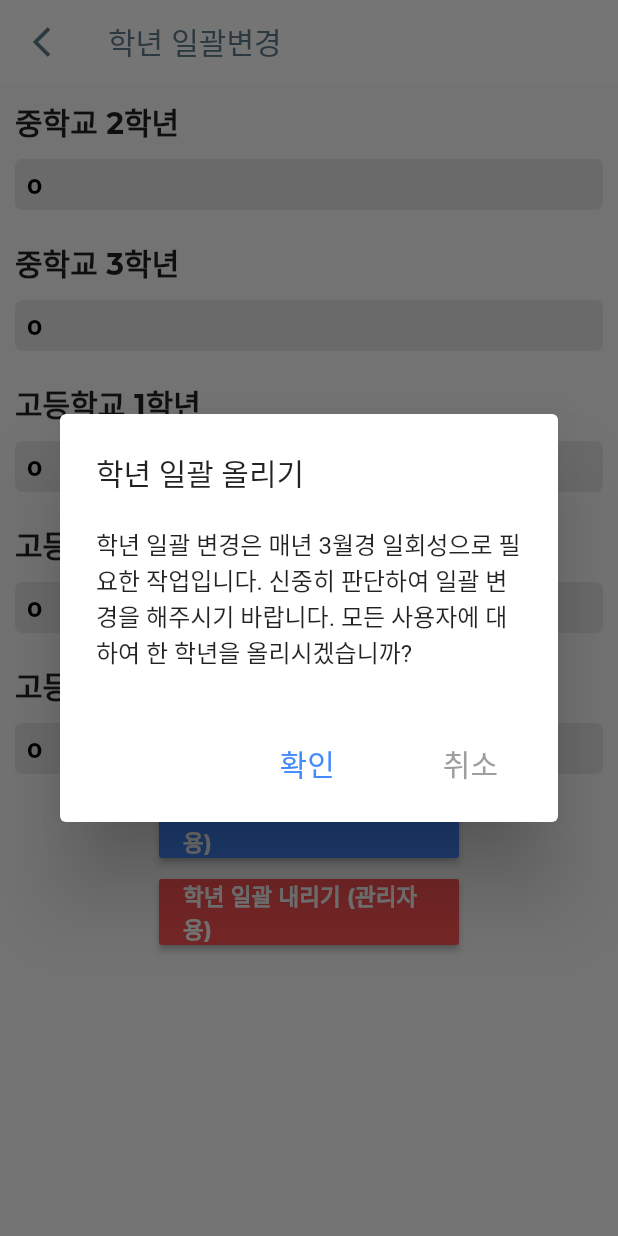
After one commit to kyungsnim/input_data_to_excel, a Flutter app: the SettingUserGradeInfoPage screen opened directly, after a tap on "학년 일괄 올리기 (관리자용)", on a phone screen of 412 x 824 dp. The commit adds this screen. Run offline on Flutter 3.47's test engine with Material 2 defaults, Android fonts, the phone set to English and light mode, and no system bars; our stand-ins replace cloud_firestore, csv, firebase_auth, firebase_core, firebase_storage, google_fonts and 4 more; missing offline and left inert: apple_sign_in, firebase_helpers, flutter_mailer; accounts and stored records are empty; Roboto replaces fonts that are missing (Godo).

Commit message:
### - 일괄로 학년 변경(일괄 올리기, 일괄 내리기)기능 추가 (매년 3월경 학년 변경 필요)

```diff
--- a/lib/res/database.dart
+++ b/lib/res/database.dart
@@ -88,6 +88,36 @@ class DatabaseService {
         .orderBy('level')
         .snapshots();
   }
+  // 모든 학년 유저 목록 가져오기
+  getUserGradeList() async {
+    return await userReference.get();
+  }
+
+  // 중학교 2학년 유저 목록 가져오기
+  getJ2List() async {
+    return userReference.where('grade', isEqualTo: '중학교 2학년')
+        .get();
+  }
+  // 중학교 3학년 유저 목록 가져오기
+  getJ3List() async {
+    return userReference.where('grade', isEqualTo: '중학교 3학년')
+        .get();
+  }
+  // 고등학교 1학년 유저 목록 가져오기
+  getG1List() async {
+    return userReference.where('grade', isEqualTo: '고등학교 1학년')
+        .get();
+  }
+  // 고등학교 2학년 유저 목록 가져오기
+  getG2List() async {
+    return userReference.where('grade', isEqualTo: '고등학교 2학년')
+        .get();
+  }
+  // 고등학교 3학년 유저 목록 가져오기
+  getG3List() async {
+    return userReference.where('grade', isEqualTo: '고등학교 3학년')
+        .get();
+  }
 
   // 승인안된 유저목록 가져오기
   getUserInfoListByNotValidate() async {
--- a/lib/views/HomePage.dart
+++ b/lib/views/HomePage.dart
@@ -14,6 +14,8 @@ import 'MyInfoPage.dart';
 final userReference =
     FirebaseFirestore.instance.collection('users'); // 사용자 정보 저장을 위한 ref
 final courseReference = FirebaseFirestore.instance.collection('courses'); // 과제 정보 저장을 위한 ref
+
+final FirebaseFirestore firestoreReference = FirebaseFirestore.instance;
 
 final DateTime timestamp = DateTime.now();
 CurrentUser currentUser;
--- a/lib/views/MyInfoPage.dart
+++ b/lib/views/MyInfoPage.dart
@@ -7,6 +7,7 @@ import 'package:google_fonts/google_fonts.dart';
 import 'package:shared_preferences/shared_preferences.dart';
 import 'EditProfilePage.dart';
 import 'HomePage.dart';
+import 'SettingUserGradeInfoPage.dart';
 
 class MyInfoPage extends StatefulWidget {
   @override
@@ -110,7 +111,7 @@ class _MyInfoPageState extends State<MyInfoPage> {
                     child: RaisedButton(
                       color: Colors.redAccent,
                       child: Text(
-                        '가입 승인',
+                        '가입 승인 (관리자용)',
                         style: GoogleFonts.montserrat(
                             fontSize: 15,
                             color: Colors.white,
@@ -120,6 +121,21 @@ class _MyInfoPageState extends State<MyInfoPage> {
                     )),
               ) : Container(),
               SizedBox(height: 10),
+              currentUser.role == 'admin' ? Center(
+                child: Container(
+                    width: 200,
+                    child: RaisedButton(
+                      color: Colors.teal,
+                      child: Text(
+                        '학년 일괄수정 (관리자용)',
+                        style: GoogleFonts.montserrat(
+                            fontSize: 15,
+                            color: Colors.white,
+                            fontWeight: FontWeight.bold),
+                      ),
+                      onPressed: () => Navigator.push(context, MaterialPageRoute(builder: (context) => SettingUserGradeInfoPage())),
+                    )),
+              ) : Container(),
             ],
           );
         });
--- /dev/null
+++ b/lib/views/SettingUserGradeInfoPage.dart
@@ -0,0 +1,403 @@
+import 'package:input_data_to_excel/models/CurrentUser.dart';
+import 'package:input_data_to_excel/res/database.dart';
+import 'package:cloud_firestore/cloud_firestore.dart';
+import 'package:flutter/material.dart';
+import 'package:google_fonts/google_fonts.dart';
+import 'package:input_data_to_excel/views/HomePage.dart';
+import 'package:toast/toast.dart';
+
+enum SelectedRadio { username, phoneNumber }
+
+class SettingUserGradeInfoPage extends StatefulWidget {
+  @override
+  _SettingUserGradeInfoPageState createState() =>
+      _SettingUserGradeInfoPageState();
+}
+
+class _SettingUserGradeInfoPageState extends State<SettingUserGradeInfoPage> {
+  DatabaseService databaseService = new DatabaseService();
+
+  // 학년별 유저목록 (j2: 중2, j3: 중3, g1: 고1, g2: 고2)
+  QuerySnapshot j2Snapshot,
+      j3Snapshot,
+      g1Snapshot,
+      g2Snapshot,
+      g3Snapshot,
+      tmpSnapshot;
+  Stream j2Stream, j3Stream, g1Stream, g2Stream, g3Stream;
+
+  // 학년별 유저 수
+  var j2Count = 0, j3Count = 0, g1Count = 0, g2Count = 0;
+  bool isLoading = false;
+
+  @override
+  void initState() {
+    super.initState();
+    setState(() {
+      isLoading = true;
+    });
+    databaseService.getJ2List().then((val) {
+      setState(() {
+        j2Snapshot = val;
+      });
+    });
+    databaseService.getJ3List().then((val) {
+      setState(() {
+        j3Snapshot = val;
+      });
+    });
+    databaseService.getG1List().then((val) {
+      setState(() {
+        g1Snapshot = val;
+      });
+    });
+    databaseService.getG2List().then((val) {
+      setState(() {
+        g2Snapshot = val;
+      });
+    });
+    databaseService.getG3List().then((val) {
+      setState(() {
+        g3Snapshot = val;
+      });
+    });
+  }
+
+  toUpperGrade() {
+    databaseService.getUserGradeList().then((tmpSnapshot) {
+      // batch 생성
+      WriteBatch writeBatch = firestoreReference.batch();
+
+      if (mounted) {
+        for (int i = 0; i < tmpSnapshot.docs.length; i++) {
+          switch (tmpSnapshot.docs[i].data()['grade']) {
+            case '중학교 2학년':
+              writeBatch.update(userReference.doc(tmpSnapshot.docs[i].id),
+                  {'grade': '중학교 3학년'});
+              break;
+            case '중학교 3학년':
+              writeBatch.update(userReference.doc(tmpSnapshot.docs[i].id),
+                  {'grade': '고등학교 1학년'});
+              break;
+            case '고등학교 1학년':
+              writeBatch.update(userReference.doc(tmpSnapshot.docs[i].id),
+                  {'grade': '고등학교 2학년'});
+              break;
+            case '고등학교 2학년':
+              writeBatch.update(userReference.doc(tmpSnapshot.docs[i].id),
+                  {'grade': '고등학교 3학년'});
+              break;
+            case '고등학교 3학년':
+              writeBatch.update(
+                  userReference.doc(tmpSnapshot.docs[i].id), {'grade': '졸업'});
+              break;
+          }
+        }
+      }
+
+      writeBatch.commit();
+    });
+  }
+
+  toLowerGrade() {
+    databaseService.getUserGradeList().then((tmpSnapshot) {
+      // batch 생성
+      WriteBatch writeBatch = firestoreReference.batch();
+
+      if (mounted) {
+        for (int i = 0; i < tmpSnapshot.docs.length; i++) {
+          switch (tmpSnapshot.docs[i].data()['grade']) {
+            case '중학교 3학년':
+              writeBatch.update(userReference.doc(tmpSnapshot.docs[i].id),
+                  {'grade': '중학교 2학년'});
+              break;
+            case '고등학교 1학년':
+              writeBatch.update(userReference.doc(tmpSnapshot.docs[i].id),
+                  {'grade': '중학교 3학년'});
+              break;
+            case '고등학교 2학년':
+              writeBatch.update(userReference.doc(tmpSnapshot.docs[i].id),
+                  {'grade': '고등학교 1학년'});
+              break;
+            case '고등학교 3학년':
+              writeBatch.update(userReference.doc(tmpSnapshot.docs[i].id),
+                  {'grade': '고등학교 2학년'});
+              break;
+            case '졸업':
+              writeBatch.update(userReference.doc(tmpSnapshot.docs[i].id),
+                  {'grade': '고등학교 3학년'});
+              break;
+          }
+        }
+      }
+
+      writeBatch.commit();
+    });
+  }
+
+  @override
+  Widget build(BuildContext context) {
+    return SafeArea(
+      child: Scaffold(
+          appBar: AppBar(
+              centerTitle: false,
+              backgroundColor: Colors.white,
+              elevation: 0.0,
+              leading: InkWell(
+                  onTap: () => Navigator.pop(context),
+                  child: Icon(
+                    Icons.arrow_back_ios_outlined,
+                    color: Colors.blueGrey,
+                  )),
+              title: Text(
+                '학년 일괄변경',
+                style: GoogleFonts.montserrat(color: Colors.blueGrey),
+              )),
+          body: j2Snapshot != null &&
+                  j3Snapshot != null &&
+                  g1Snapshot != null &&
+                  g2Snapshot != null &&
+                  g3Snapshot != null
+              ? Container(
+                  height: MediaQuery.of(context).size.height * 1,
+                  decoration: BoxDecoration(
+                    borderRadius: BorderRadius.circular(10),
+                  ),
+                  child: Column(
+                    crossAxisAlignment: CrossAxisAlignment.start,
+                    children: [
+                      Padding(
+                        padding: const EdgeInsets.all(10.0),
+                        child: Row(
+                          children: [
+                            Text("중학교 2학년",
+                                style: GoogleFonts.montserrat(
+                                    fontSize: 20, fontWeight: FontWeight.bold)),
+                          ],
+                        ),
+                      ),
+                      userInfo(j2Snapshot.docs.length.toString()),
+                      Padding(
+                        padding: const EdgeInsets.all(10.0),
+                        child: Row(
+                          children: [
+                            Text("중학교 3학년",
+                                style: GoogleFonts.montserrat(
+                                    fontSize: 20, fontWeight: FontWeight.bold)),
+                          ],
+                        ),
+                      ),
+                      userInfo(j3Snapshot.docs.length.toString()),
+                      Padding(
+                        padding: const EdgeInsets.all(10.0),
+                        child: Row(
+                          children: [
+                            Text("고등학교 1학년",
+                                style: GoogleFonts.montserrat(
+                                    fontSize: 20, fontWeight: FontWeight.bold)),
+                          ],
+                        ),
+                      ),
+                      userInfo(g1Snapshot.docs.length.toString()),
+                      Padding(
+                        padding: const EdgeInsets.all(10.0),
+                        child: Row(
+                          children: [
+                            Text("고등학교 2학년",
+                                style: GoogleFonts.montserrat(
+                                    fontSize: 20, fontWeight: FontWeight.bold)),
+                          ],
+                        ),
+                      ),
+                      userInfo(g2Snapshot.docs.length.toString()),
+                      Padding(
+                        padding: const EdgeInsets.all(10.0),
+                        child: Row(
+                          children: [
+                            Text("고등학교 3학년",
+                                style: GoogleFonts.montserrat(
+                                    fontSize: 20, fontWeight: FontWeight.bold)),
+                          ],
+                        ),
+                      ),
+                      userInfo(g3Snapshot.docs.length.toString()),
+                      Center(
+                        child: Container(
+                            width: 200,
+                            child: RaisedButton(
+                              color: Colors.blueAccent,
+                              child: Text(
+                                '학년 일괄 올리기 (관리자용)',
+                                style: GoogleFonts.montserrat(
+                                    fontSize: 15,
+                                    color: Colors.white,
+                                    fontWeight: FontWeight.bold),
+                              ),
+                              onPressed: () {
+                                checkGradeUpperPopup();
+                              },
+                            )),
+                      ),
+                      SizedBox(height: 10),
+                      Center(
+                        child: Container(
+                            width: 200,
+                            child: RaisedButton(
+                              color: Colors.redAccent,
+                              child: Text(
+                                '학년 일괄 내리기 (관리자용)',
+                                style: GoogleFonts.montserrat(
+                                    fontSize: 15,
+                                    color: Colors.white,
+                                    fontWeight: FontWeight.bold),
+                              ),
+                              onPressed: () {
+                                checkGradeLowerPopup();
+                                // toLowerGrade();
+                                // Navigator.pushReplacement(
+                                //     context,
+                                //     MaterialPageRoute(
+                                //         builder: (context) => HomePage(1)));
+                              },
+                            )),
+                      ),
+                      SizedBox(height: 10),
+                    ],
+                  ))
+              : Center(child: CircularProgressIndicator())),
+    );
+  }
+
+  checkGradeUpperPopup() async {
+    await showDialog(
+        context: context,
+        builder: (BuildContext context) {
+          return AlertDialog(
+            title: Text('학년 일괄 올리기'),
+            content: Text(
+                "학년 일괄 변경은 매년 3월경 일회성으로 필요한 작업입니다. 신중히 판단하여 일괄 변경을 해주시기 바랍니다. 모든 사용자에 대하여 한 학년을 올리시겠습니까?"),
+            actions: [
+              FlatButton(
+                child: Container(
+                  padding: const EdgeInsets.all(16),
+                  child: Text('확인',
+                      style: GoogleFonts.montserrat(
+                          color: Colors.blueAccent, fontSize: 20)),
+                ),
+                onPressed: () async {
+                  toUpperGrade();
+                  Navigator.pushReplacement(
+                      context,
+                      MaterialPageRoute(
+                          builder: (context) => HomePage(1)));
+                  showToast('학년 일괄 올리기 완료', duration: 2);
+                },
+              ),
+              FlatButton(
+                child: Container(
+                  padding: const EdgeInsets.all(16),
+                  child: Text('취소',
+                      style: GoogleFonts.montserrat(
+                          color: Colors.grey, fontSize: 20)),
+                ),
+                onPressed: () async {
+                  Navigator.pop(context);
+                },
+              ),
+            ],
+          );
+        });
+  }
+
+  showToast(String msg, {int duration, int gravity}) {
+    Toast.show(msg, context, duration: duration, gravity: gravity);
+  }
+
+  checkGradeLowerPopup() async {
+    await showDialog(
+        context: context,
+        builder: (BuildContext context) {
+          return AlertDialog(
+            title: Text('학년 일괄 내리기'),
+            content: Text(
+                "해당 기능은 실수로 모든 사용자의 학년을 올렸을 때 사용하는 기능입니다. 모든 사용자에 대하여 한 학년을 내리시겠습니까?"),
+            actions: [
+              FlatButton(
+                child: Container(
+                  padding: const EdgeInsets.all(16),
+                  child: Text('확인',
+                      style: GoogleFonts.montserrat(
+                          color: Colors.blueAccent, fontSize: 20)),
+                ),
+                onPressed: () async {
+                  toLowerGrade();
+                  Navigator.pushReplacement(
+                      context,
+                      MaterialPageRoute(
+                          builder: (context) => HomePage(1)));
+                  showToast('학년 일괄 내리기 완료', duration: 2);
+                },
+              ),
+              FlatButton(
+                child: Container(
+                  padding: const EdgeInsets.all(16),
+                  child: Text('취소',
+                      style: GoogleFonts.montserrat(
+                          color: Colors.grey, fontSize: 20)),
+                ),
+                onPressed: () async {
+                  Navigator.pop(context);
+                },
+              ),
+            ],
+          );
+        });
+  }
+
+  userInfo(userInfo) {
+    return j2Snapshot != null &&
+            j3Snapshot != null &&
+            g1Snapshot != null &&
+            g2Snapshot != null &&
+            g3Snapshot != null
+        ? Padding(
+            padding: EdgeInsets.fromLTRB(10, 0, 10, 10),
+            child: Container(
+              decoration: BoxDecoration(
+                  borderRadius: BorderRadius.circular(5),
+                  color: Colors.grey.withOpacity(0.2)),
+              child: Column(
+                children: [
+                  Padding(
+                    padding: const EdgeInsets.all(8.0),
+                    child: Row(
+                      children: [
+                        Expanded(
+                            flex: 3,
+                            child: Column(
+                              children: [
+                                Row(
+                                  // 사용자 이름
+                                  mainAxisAlignment: MainAxisAlignment.start,
+                                  children: [
+                                    Text(
+                                      userInfo, //user.userId,
+                                      style: GoogleFonts.montserrat(
+                                          fontWeight: FontWeight.bold,
+                                          color: Colors.black,
+                                          fontSize: 15),
+                                    ),
+                                  ],
+                                ),
+                              ],
+                            )),
+                      ],
+                    ),
+                  ),
+                ],
+              ),
+            ),
+          )
+        : Center(child: CircularProgressIndicator());
+  }
+}
```
Also changed, not shown: 1 other file.
